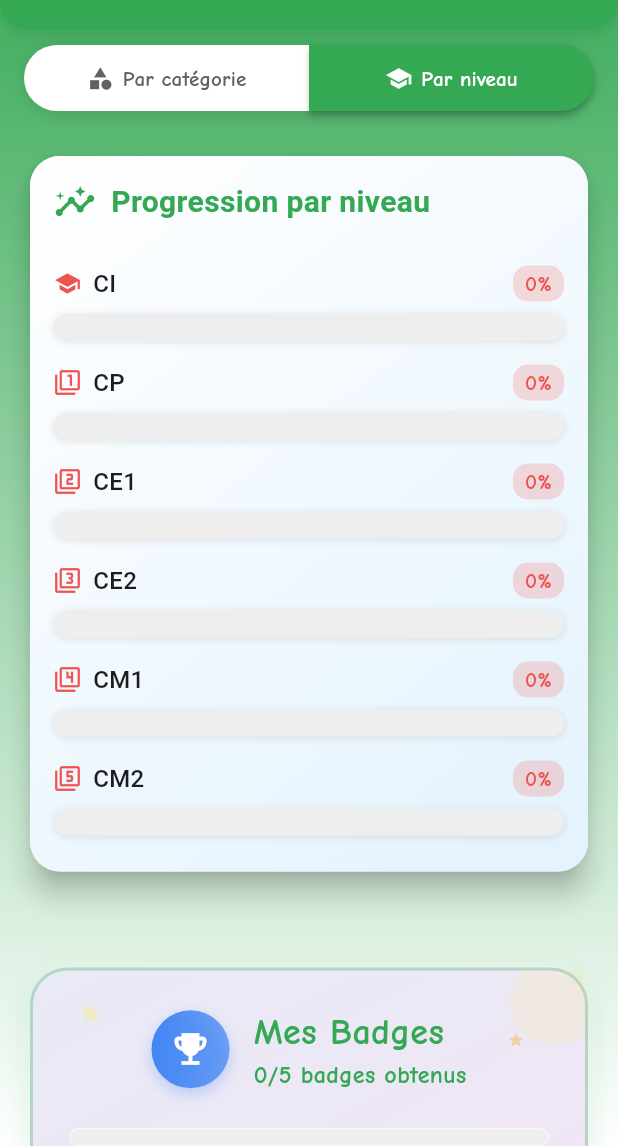
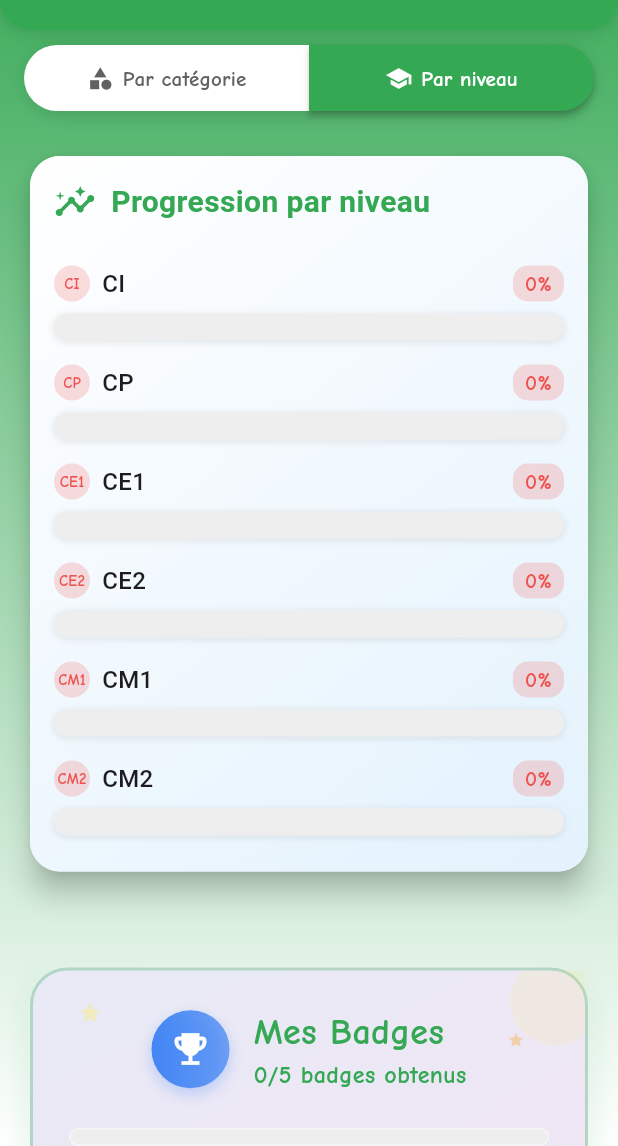
Before and after one commit to Happyazondekon/MathsCool, a Flutter app: the ProgressScreen screen opened directly, after a tap on "Par niveau", on a phone screen of 412 x 824 dp, the part 90-1236 px from its top. Run offline on Flutter 3.47's test engine with Material 3 defaults, Android fonts, the phone set to English and light mode, and no system bars; our stand-ins replace cloud_firestore, confetti, firebase_auth, firebase_core, firebase_storage, font_awesome_flutter and 4 more; accounts and stored records are empty; network calls fail; Roboto replaces fonts that are missing (Comic Sans MS); project files that could hold a hidden picture were left out.

Commit message:
Adaptation des icônes

```diff
--- a/lib/widgets/progress_chart.dart
+++ b/lib/widgets/progress_chart.dart
@@ -1,4 +1,5 @@
 import 'package:flutter/material.dart';
+import 'package:font_awesome_flutter/font_awesome_flutter.dart';
 import 'package:mathscool/utils/colors.dart';
 
 class ProgressChart extends StatelessWidget {
@@ -8,7 +9,7 @@ class ProgressChart extends StatelessWidget {
   const ProgressChart({
     required this.progressData,
     this.title = 'Ma progression',
-    super.key
+    super.key,
   });
 
   @override
@@ -62,11 +63,7 @@ class ProgressChart extends StatelessWidget {
                       children: [
                         Row(
                           children: [
-                            Icon(
-                              _getCategoryIcon(entry.key),
-                              color: _getProgressColor(entry.value),
-                              size: 18,
-                            ),
+                            _getIconOrBadge(entry.key, entry.value),
                             const SizedBox(width: 8),
                             Text(
                               entry.key,
@@ -98,7 +95,6 @@ class ProgressChart extends StatelessWidget {
                     const SizedBox(height: 8),
                     Stack(
                       children: [
-                        // Background track
                         Container(
                           height: 18,
                           decoration: BoxDecoration(
@@ -114,7 +110,6 @@ class ProgressChart extends StatelessWidget {
                             ],
                           ),
                         ),
-                        // Progress indicator
                         ClipRRect(
                           borderRadius: BorderRadius.circular(10),
                           child: Container(
@@ -130,7 +125,6 @@ class ProgressChart extends StatelessWidget {
                             ),
                           ),
                         ),
-                        // Fun decoration elements
                         if (entry.value > 0.5)
                           ...List.generate(
                             (entry.value * 5).toInt().clamp(0, 5),
@@ -144,8 +138,6 @@ class ProgressChart extends StatelessWidget {
                               ),
                             ),
                           ),
-
-                        // Fun character at the end of progress bar
                         if (entry.value > 0)
                           Positioned(
                             left: (MediaQuery.of(context).size.width * 0.7 * entry.value) - 15,
@@ -189,13 +181,9 @@ class ProgressChart extends StatelessWidget {
   }
 
   List<Color> _getProgressGradient(double value) {
-    if (value < 0.4) {
-      return [Colors.red[300]!, Colors.red[500]!];
-    } else if (value < 0.7) {
-      return [Colors.orange[300]!, Colors.orange[500]!];
-    } else {
-      return [Colors.green[300]!, Colors.green[500]!];
-    }
+    if (value < 0.4) return [Colors.red[300]!, Colors.red[500]!];
+    if (value < 0.7) return [Colors.orange[300]!, Colors.orange[500]!];
+    return [Colors.green[300]!, Colors.green[500]!];
   }
 
   IconData _getProgressIcon(double value) {
@@ -204,30 +192,50 @@ class ProgressChart extends StatelessWidget {
     return Icons.sentiment_very_satisfied;
   }
 
-  IconData _getCategoryIcon(String category) {
+  Widget _getIconOrBadge(String category, double value) {
+    const levels = ['ci', 'cp', 'ce1', 'ce2', 'cm1', 'cm2'];
+
+    if (levels.contains(category.toLowerCase())) {
+      return CircleAvatar(
+        radius: 12,
+        backgroundColor: _getProgressColor(value).withOpacity(0.2),
+        child: Text(
+          category.toUpperCase(),
+          style: TextStyle(
+            fontSize: 10,
+            fontWeight: FontWeight.bold,
+            color: _getProgressColor(value),
+          ),
+        ),
+      );
+    }
+
+    // FontAwesome icons for subjects
+    IconData icon;
     switch (category.toLowerCase()) {
       case 'addition':
-        return Icons.add_circle_outline; // Symbole d'addition plus clair
+        icon = FontAwesomeIcons.plus;
+        break;
       case 'soustraction':
-        return Icons.remove_circle_outline; // Symbole de soustraction plus clair
+        icon = FontAwesomeIcons.minus;
+        break;
       case 'multiplication':
-        return Icons.clear; // Symbole de multiplication (X)
+        icon = FontAwesomeIcons.xmark;
+        break;
       case 'division':
-        return Icons.shape_line; // Symbole qui évoque une division (barre oblique)
+        icon = FontAwesomeIcons.divide;
+        break;
       case 'géométrie':
-        return Icons.square_foot; // Icône liée aux formes géométriques
-      case 'cp':
-        return Icons.filter_1; // Chiffre 1 bien visible
-      case 'ce1':
-        return Icons.filter_2; // Chiffre 2 bien visible
-      case 'ce2':
-        return Icons.filter_3; // Chiffre 3 bien visible
-      case 'cm1':
-        return Icons.filter_4; // Chiffre 4 bien visible
-      case 'cm2':
-        return Icons.filter_5; // Chiffre 5 bien visible
+        icon = Icons.square_foot;
+        break;
       default:
-        return Icons.school; // Icône scolaire par défaut
+        icon = FontAwesomeIcons.book;
     }
+
+    return FaIcon(
+      icon,
+      color: _getProgressColor(value),
+      size: 18,
+    );
   }
 }
--- a/pubspec.yaml
+++ b/pubspec.yaml
@@ -11,10 +11,7 @@ dependencies:
     sdk: flutter
   cupertino_icons: ^1.0.2
   confetti: ^0.7.0
-  open_file: ^3.5.10
-  path_provider: ^2.1.1
-  permission_handler: ^12.0.0+1
-  dio: ^5.3.2
+  font_awesome_flutter: ^10.6.0
   url_launcher: ^6.3.1
   firebase_core: ^2.15.1
   firebase_auth: ^4.9.1
```
Also changed, not shown: lib/screens/exercise_screen.dart (+99 -14 lines), pubspec.lock.
